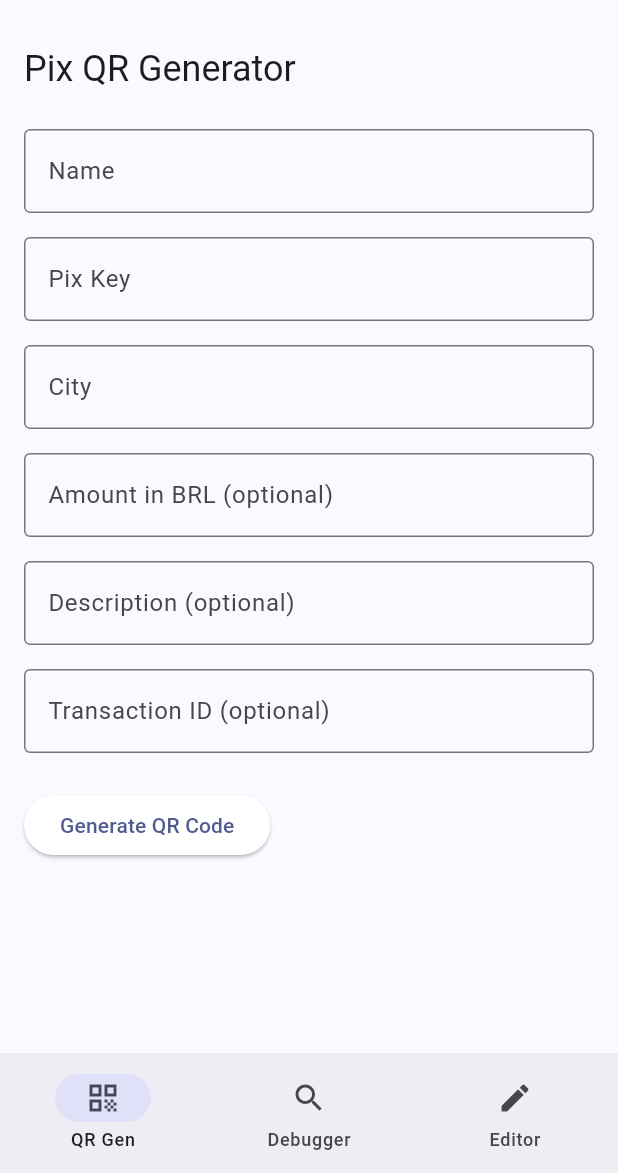
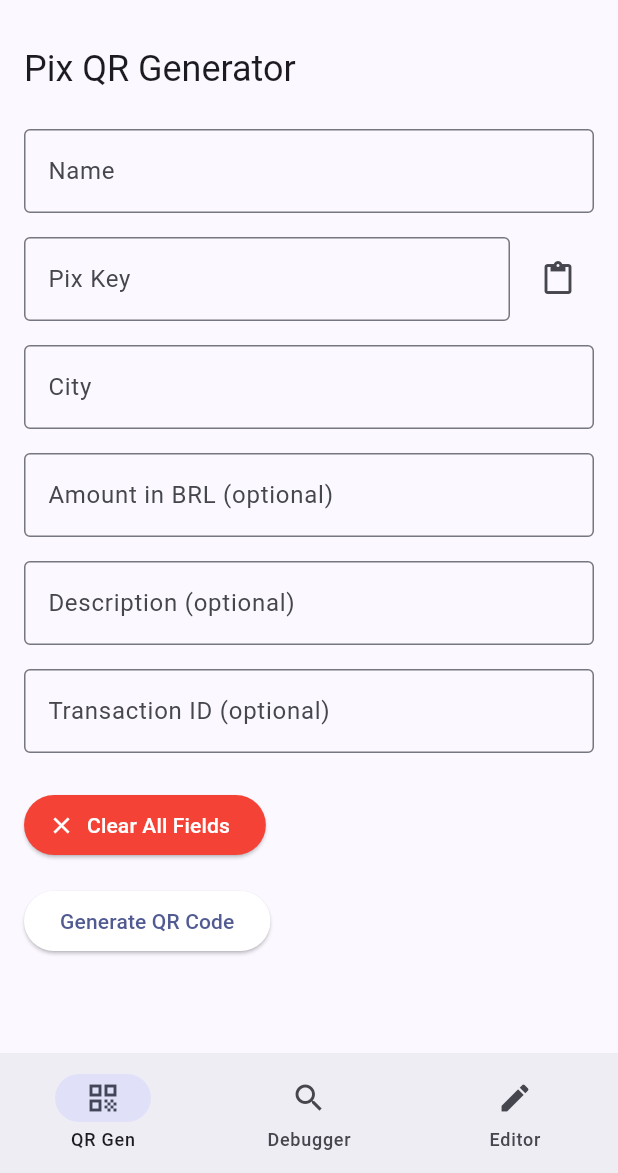
Before and after one commit to Dumindu818/pix_tools, a Flutter app: the screen it shows after launch, on a phone screen of 412 x 824 dp, the part 63-1236 px from its top. Run offline on Flutter 3.47's test engine with Material 3 defaults, Android fonts, the phone set to English and light mode, and no system bars; our stand-ins replace equatable, flutter_bloc, image_picker, qr_flutter, share_plus; missing offline and left inert: google_mlkit_barcode_scanning, mobile_scanner, qr_code_tools.

Commit message:
Added Paste and clear button

```diff
--- a/lib/pix/view/pix_screen.dart
+++ b/lib/pix/view/pix_screen.dart
@@ -33,7 +33,22 @@
   @override
   void dispose() {
     _scrollController.dispose();
+    _nameController.dispose();
+    _keyController.dispose();
+    _cityController.dispose();
+    _amountController.dispose();
+    _descController.dispose();
+    _txidController.dispose();
     super.dispose();
+  }
+
+  void _clearAllFields() {
+    _nameController.clear();
+    _keyController.clear();
+    _cityController.clear();
+    _amountController.clear();
+    _descController.clear();
+    _txidController.clear();
   }
 
   @override
@@ -76,7 +91,7 @@
                   ),
                   const SizedBox(height: 16),
                   _buildField('Name', _nameController),
-                  _buildField('Pix Key', _keyController),
+                  _buildPixKeyField('Pix Key', _keyController),
                   _buildField('City', _cityController),
                   _buildField(
                     'Amount in BRL (optional)',
@@ -86,6 +101,19 @@
                   _buildField('Description (optional)', _descController),
                   _buildField('Transaction ID (optional)', _txidController),
                   const SizedBox(height: 16),
+
+                  // Clear Button
+                  ElevatedButton.icon(
+                    icon: const Icon(Icons.clear),
+                    style: ElevatedButton.styleFrom(
+                      backgroundColor: Colors.red,
+                      foregroundColor: Colors.white,
+                    ),
+                    onPressed: _clearAllFields,
+                    label: const Text('Clear All Fields'),
+                  ),
+                  const SizedBox(height: 16),
+
                   ElevatedButton(
                     style: ElevatedButton.styleFrom(
                       backgroundColor: Theme.of(
@@ -187,6 +215,39 @@
     );
   }
 
+  /// Special Field for Pix Key with Paste option
+  Widget _buildPixKeyField(String label, TextEditingController controller) {
+    return Padding(
+      padding: const EdgeInsets.symmetric(vertical: 8),
+      child: Row(
+        children: [
+          Expanded(
+            child: TextField(
+              controller: controller,
+              decoration: InputDecoration(
+                labelText: label,
+                border: const OutlineInputBorder(),
+              ),
+            ),
+          ),
+          const SizedBox(width: 8),
+          IconButton(
+            icon: const Icon(Icons.paste),
+            tooltip: "Paste",
+            onPressed: () async {
+              final data = await Clipboard.getData(Clipboard.kTextPlain);
+              if (data != null && data.text != null) {
+                setState(() {
+                  controller.text = data.text!;
+                });
+              }
+            },
+          ),
+        ],
+      ),
+    );
+  }
+
   Future<void> _shareQr(String pixCode) async {
     FocusScope.of(context).unfocus();
     try {
```
Also changed, not shown: lib/tools/debugger/view/debugger_screen.dart (+45 -9 lines), lib/tools/editor/view/editor_screen.dart (+39 -3 lines).
